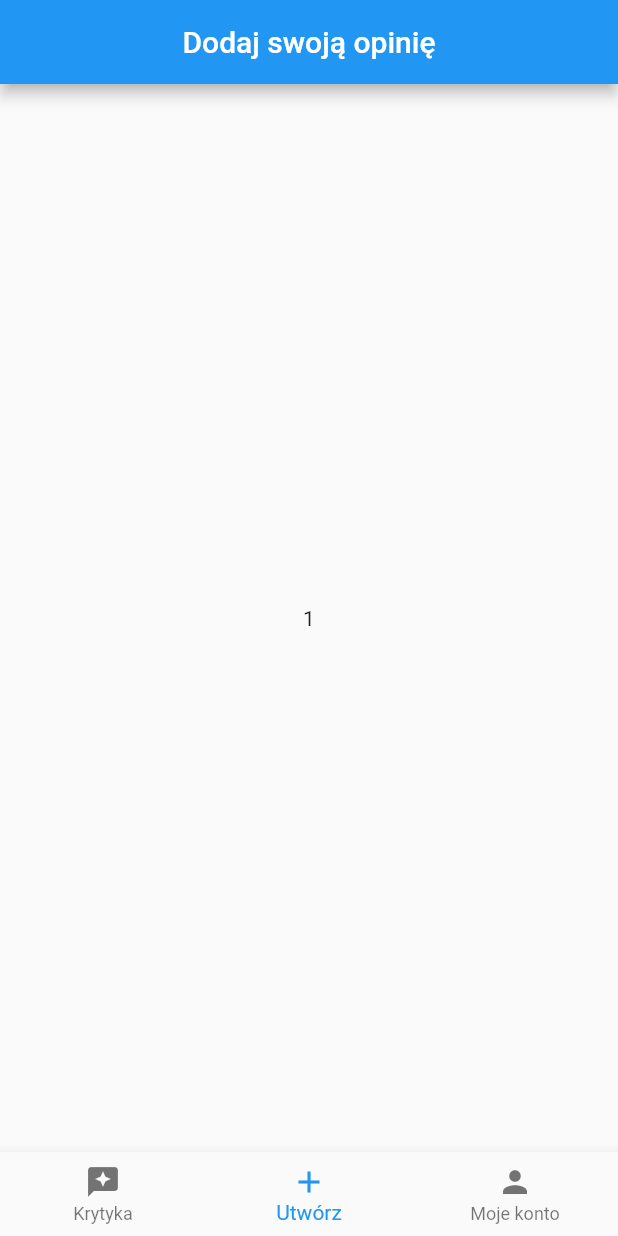
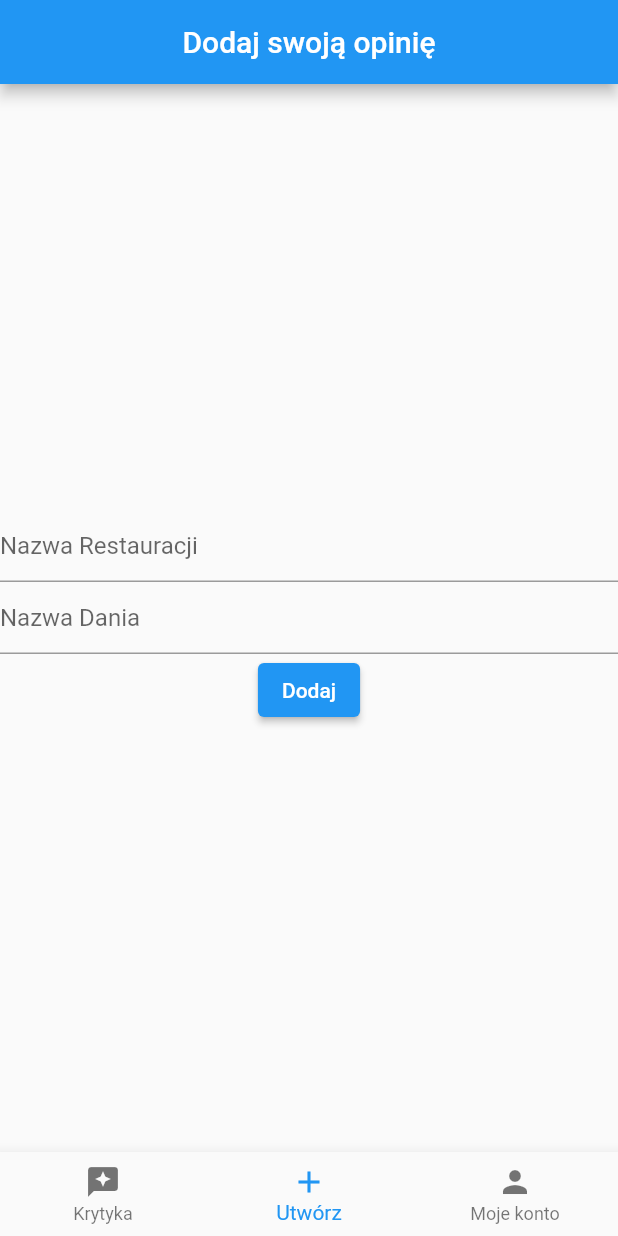
Before and after one commit to chrishawking7281/sekcja4_restaurants, a Flutter app: the screen it shows once a user with an empty profile is signed in, item 2 of the bottom bar chosen, on a phone screen of 412 x 824 dp. Run offline on Flutter 3.47's test engine with Material 2 defaults, Android fonts, the phone set to English and light mode, and no system bars; our stand-ins replace cloud_firestore, firebase_auth, firebase_core; accounts and stored records are empty.

```diff
--- a/lib/app/home/add_opinion/add_opinion_page_content.dart
+++ b/lib/app/home/add_opinion/add_opinion_page_content.dart
@@ -1,14 +1,53 @@
+import 'package:cloud_firestore/cloud_firestore.dart';
 import 'package:flutter/material.dart';
 
-class AddOpinionPageContent extends StatelessWidget {
+class AddOpinionPageContent extends StatefulWidget {
   const AddOpinionPageContent({
     super.key,
   });
 
   @override
+  State<AddOpinionPageContent> createState() => _AddOpinionPageContentState();
+}
+
+class _AddOpinionPageContentState extends State<AddOpinionPageContent> {
+  var restaurantName = '';
+  var dishName = '';
+
+  @override
   Widget build(BuildContext context) {
-    return const Center(
-      child: Text('1'),
+    return Center(
+      child: Column(
+        mainAxisAlignment: MainAxisAlignment.center,
+        children: [
+          TextField(
+            decoration: const InputDecoration(hintText: 'Nazwa Restauracji'),
+            onChanged: (newValue) {
+              setState(() {
+                restaurantName = newValue;
+              });
+            },
+          ),
+          TextField(
+            decoration: const InputDecoration(hintText: 'Nazwa Dania'),
+            onChanged: (newValue) {
+              setState(() {
+                dishName = newValue;
+              });
+            },
+          ),
+          ElevatedButton(
+            onPressed: () {
+              FirebaseFirestore.instance.collection('restaurants').add({
+                'name': restaurantName,
+                'dish': dishName,
+                'rating': 5.0,
+              });
+            },
+            child: const Text('Dodaj'),
+          ),
+        ],
+      ),
     );
   }
 }
```
